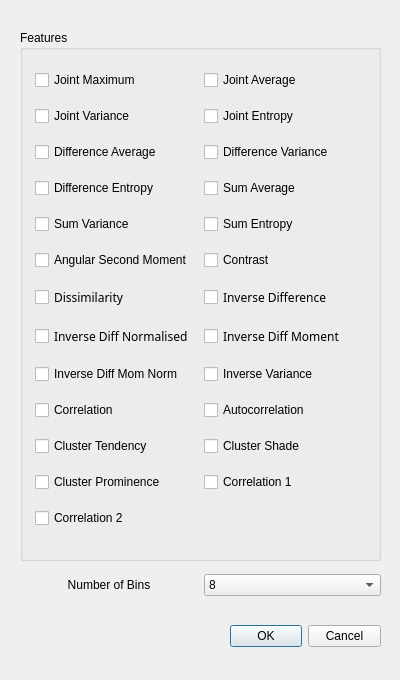
First picture: the form in platform/popup_GLCM.ui, repository Jiwon-Hwang/Radiomics-Feature-Extraction, before the edit.
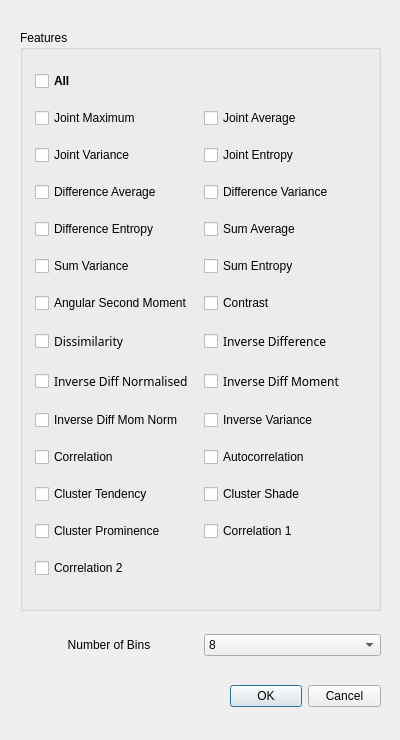
Second picture: the form after the edit.

Commit message: add "select All" checkBox and set signal-slots

Patch:
```diff
--- a/platform/popup_GLCM.ui
+++ b/platform/popup_GLCM.ui
@@ -7,7 +7,7 @@
     <x>0</x>
     <y>0</y>
     <width>400</width>
-    <height>680</height>
+    <height>740</height>
    </rect>
   </property>
   <property name="windowTitle">
@@ -17,7 +17,7 @@
    <property name="geometry">
     <rect>
      <x>230</x>
-     <y>620</y>
+     <y>680</y>
      <width>151</width>
      <height>32</height>
     </rect>
@@ -38,7 +38,7 @@
      <x>20</x>
      <y>30</y>
      <width>361</width>
-     <height>531</height>
+     <height>581</height>
     </rect>
    </property>
    <property name="title">
@@ -60,8 +60,8 @@
     <property name="bottomMargin">
      <number>10</number>
     </property>
-    <item row="13" column="1">
-     <widget class="QCheckBox" name="checkBox_FirstMCorrelation">
+    <item row="12" column="0">
+     <widget class="QCheckBox" name="checkBox_Correlation">
       <property name="enabled">
        <bool>true</bool>
       </property>
@@ -69,7 +69,7 @@
        <bool>false</bool>
       </property>
       <property name="text">
-       <string>Correlation 1</string>
+       <string>Correlation</string>
       </property>
       <property name="checked">
        <bool>false</bool>
@@ -79,8 +79,8 @@
       </property>
      </widget>
     </item>
-    <item row="13" column="0">
-     <widget class="QCheckBox" name="checkBox_ClusterProminence">
+    <item row="11" column="0">
+     <widget class="QCheckBox" name="checkBox_InverseDiffMomNorm">
       <property name="enabled">
        <bool>true</bool>
       </property>
@@ -88,7 +88,32 @@
        <bool>false</bool>
       </property>
       <property name="text">
-       <string>Cluster Prominence</string>
+       <string>Inverse Diff Mom Norm</string>
+      </property>
+      <property name="checked">
+       <bool>false</bool>
+      </property>
+      <property name="tristate">
+       <bool>false</bool>
+      </property>
+     </widget>
+    </item>
+    <item row="10" column="0">
+     <widget class="QCheckBox" name="checkBox_InverseDiffNorm">
+      <property name="enabled">
+       <bool>true</bool>
+      </property>
+      <property name="font">
+       <font>
+        <family>굴림</family>
+        <pointsize>9</pointsize>
+       </font>
+      </property>
+      <property name="autoFillBackground">
+       <bool>false</bool>
+      </property>
+      <property name="text">
+       <string>Inverse Diff Normalised</string>
       </property>
       <property name="checked">
        <bool>false</bool>
@@ -99,7 +124,7 @@
      </widget>
     </item>
     <item row="11" column="1">
-     <widget class="QCheckBox" name="checkBox_Autocorrelation">
+     <widget class="QCheckBox" name="checkBox_InverseVariance">
       <property name="enabled">
        <bool>true</bool>
       </property>
@@ -107,7 +132,7 @@
        <bool>false</bool>
       </property>
       <property name="text">
-       <string>Autocorrelation</string>
+       <string>Inverse Variance</string>
       </property>
       <property name="checked">
        <bool>false</bool>
@@ -117,7 +142,7 @@
       </property>
      </widget>
     </item>
-    <item row="8" column="1">
+    <item row="9" column="1">
      <widget class="QCheckBox" name="checkBox_InverseDiff">
       <property name="enabled">
        <bool>true</bool>
@@ -145,7 +170,7 @@
       </property>
      </widget>
     </item>
-    <item row="5" column="1">
+    <item row="6" column="1">
      <widget class="QCheckBox" name="checkBox_SumAverage">
       <property name="enabled">
        <bool>true</bool>
@@ -158,29 +183,32 @@
       </property>
      </widget>
     </item>
-    <item row="4" column="1">
-     <widget class="QCheckBox" name="checkBox_DifferenceVariance">
+    <item row="14" column="1">
+     <widget class="QCheckBox" name="checkBox_FirstMCorrelation">
       <property name="enabled">
        <bool>true</bool>
       </property>
+      <property name="autoFillBackground">
+       <bool>false</bool>
+      </property>
       <property name="text">
-       <string>Difference Variance</string>
+       <string>Correlation 1</string>
       </property>
       <property name="checked">
        <bool>false</bool>
       </property>
      </widget>
     </item>
-    <item row="6" column="1">
-     <widget class="QCheckBox" name="checkBox_SumEntropy">
+    <item row="14" column="0">
+     <widget class="QCheckBox" name="checkBox_ClusterProminence">
       <property name="enabled">
        <bool>true</bool>
       </property>
+      <property name="autoFillBackground">
+       <bool>false</bool>
+      </property>
       <property name="text">
-       <string>Sum Entropy</string>
-      </property>
-      <property name="checkable">
-       <bool>true</bool>
+       <string>Cluster Prominence</string>
       </property>
       <property name="checked">
        <bool>false</bool>
@@ -191,25 +219,6 @@
      </widget>
     </item>
     <item row="7" column="0">
-     <widget class="QCheckBox" name="checkBox_AngSecMoment">
-      <property name="enabled">
-       <bool>true</bool>
-      </property>
-      <property name="autoFillBackground">
-       <bool>false</bool>
-      </property>
-      <property name="text">
-       <string>Angular Second Moment</string>
-      </property>
-      <property name="checked">
-       <bool>false</bool>
-      </property>
-      <property name="tristate">
-       <bool>false</bool>
-      </property>
-     </widget>
-    </item>
-    <item row="6" column="0">
      <widget class="QCheckBox" name="checkBox_SumVariance">
       <property name="enabled">
        <bool>true</bool>
@@ -228,17 +237,55 @@
       </property>
      </widget>
     </item>
+    <item row="12" column="1">
+     <widget class="QCheckBox" name="checkBox_Autocorrelation">
+      <property name="enabled">
+       <bool>true</bool>
+      </property>
+      <property name="autoFillBackground">
+       <bool>false</bool>
+      </property>
+      <property name="text">
+       <string>Autocorrelation</string>
+      </property>
+      <property name="checked">
+       <bool>false</bool>
+      </property>
+      <property name="tristate">
+       <bool>false</bool>
+      </property>
+     </widget>
+    </item>
+    <item row="8" column="0">
+     <widget class="QCheckBox" name="checkBox_AngSecMoment">
+      <property name="enabled">
+       <bool>true</bool>
+      </property>
+      <property name="autoFillBackground">
+       <bool>false</bool>
+      </property>
+      <property name="text">
+       <string>Angular Second Moment</string>
+      </property>
+      <property name="checked">
+       <bool>false</bool>
+      </property>
+      <property name="tristate">
+       <bool>false</bool>
+      </property>
+     </widget>
+    </item>
     <item row="7" column="1">
-     <widget class="QCheckBox" name="checkBox_Contrast">
+     <widget class="QCheckBox" name="checkBox_SumEntropy">
       <property name="enabled">
        <bool>true</bool>
       </property>
-      <property name="autoFillBackground">
-       <bool>false</bool>
-      </property>
       <property name="text">
-       <string>Contrast</string>
+       <string>Sum Entropy</string>
       </property>
+      <property name="checkable">
+       <bool>true</bool>
+      </property>
       <property name="checked">
        <bool>false</bool>
       </property>
@@ -247,22 +294,13 @@
       </property>
      </widget>
     </item>
-    <item row="9" column="1">
-     <widget class="QCheckBox" name="checkBox_InverseDiffMom">
+    <item row="2" column="1">
+     <widget class="QCheckBox" name="checkBox_JointEntropy">
       <property name="enabled">
        <bool>true</bool>
       </property>
-      <property name="font">
-       <font>
-        <family>굴림</family>
-        <pointsize>9</pointsize>
-       </font>
-      </property>
-      <property name="autoFillBackground">
-       <bool>false</bool>
-      </property>
       <property name="text">
-       <string>Inverse Diff Moment</string>
+       <string>Joint Entropy</string>
       </property>
       <property name="checked">
        <bool>false</bool>
@@ -272,7 +310,7 @@
       </property>
      </widget>
     </item>
-    <item row="0" column="0">
+    <item row="1" column="0">
      <widget class="QCheckBox" name="checkBox_JointMaximum">
       <property name="autoFillBackground">
        <bool>false</bool>
@@ -289,19 +327,6 @@
      </widget>
     </item>
     <item row="1" column="1">
-     <widget class="QCheckBox" name="checkBox_JointEntropy">
-      <property name="enabled">
-       <bool>true</bool>
-      </property>
-      <property name="text">
-       <string>Joint Entropy</string>
-      </property>
-      <property name="checked">
-       <bool>false</bool>
-      </property>
-     </widget>
-    </item>
-    <item row="0" column="1">
      <widget class="QCheckBox" name="checkBox_JointAverage">
       <property name="enabled">
        <bool>true</bool>
@@ -320,7 +345,7 @@
       </property>
      </widget>
     </item>
-    <item row="5" column="0">
+    <item row="6" column="0">
      <widget class="QCheckBox" name="checkBox_DifferenceEntropy">
       <property name="enabled">
        <bool>true</bool>
@@ -333,7 +358,20 @@
       </property>
      </widget>
     </item>
-    <item row="1" column="0">
+    <item row="5" column="1">
+     <widget class="QCheckBox" name="checkBox_DifferenceVariance">
+      <property name="enabled">
+       <bool>true</bool>
+      </property>
+      <property name="text">
+       <string>Difference Variance</string>
+      </property>
+      <property name="checked">
+       <bool>false</bool>
+      </property>
+     </widget>
+    </item>
+    <item row="2" column="0">
      <widget class="QCheckBox" name="checkBox_JointVariance">
       <property name="enabled">
        <bool>true</bool>
@@ -343,122 +381,8 @@
       </property>
      </widget>
     </item>
-    <item row="4" column="0">
-     <widget class="QCheckBox" name="checkBox_DifferenceAverage">
-      <property name="enabled">
-       <bool>true</bool>
-      </property>
-      <property name="text">
-       <string>Difference Average</string>
-      </property>
-      <property name="checked">
-       <bool>false</bool>
-      </property>
-     </widget>
-    </item>
-    <item row="9" column="0">
-     <widget class="QCheckBox" name="checkBox_InverseDiffNorm">
-      <property name="enabled">
-       <bool>true</bool>
-      </property>
-      <property name="font">
-       <font>
-        <family>굴림</family>
-        <pointsize>9</pointsize>
-       </font>
-      </property>
-      <property name="autoFillBackground">
-       <bool>false</bool>
-      </property>
-      <property name="text">
-       <string>Inverse Diff Normalised</string>
-      </property>
-      <property name="checked">
-       <bool>false</bool>
-      </property>
-      <property name="tristate">
-       <bool>false</bool>
-      </property>
-     </widget>
-    </item>
-    <item row="10" column="0">
-     <widget class="QCheckBox" name="checkBox_InverseDiffMomNorm">
-      <property name="enabled">
-       <bool>true</bool>
-      </property>
-      <property name="autoFillBackground">
-       <bool>false</bool>
-      </property>
-      <property name="text">
-       <string>Inverse Diff Mom Norm</string>
-      </property>
-      <property name="checked">
-       <bool>false</bool>
-      </property>
-      <property name="tristate">
-       <bool>false</bool>
-      </property>
-     </widget>
-    </item>
     <item row="10" column="1">
-     <widget class="QCheckBox" name="checkBox_InverseVariance">
-      <property name="enabled">
-       <bool>true</bool>
-      </property>
-      <property name="autoFillBackground">
-       <bool>false</bool>
-      </property>
-      <property name="text">
-       <string>Inverse Variance</string>
-      </property>
-      <property name="checked">
-       <bool>false</bool>
-      </property>
-      <property name="tristate">
-       <bool>false</bool>
-      </property>
-     </widget>
-    </item>
-    <item row="11" column="0">
-     <widget class="QCheckBox" name="checkBox_Correlation">
-      <property name="enabled">
-       <bool>true</bool>
-      </property>
-      <property name="autoFillBackground">
-       <bool>false</bool>
-      </property>
-      <property name="text">
-       <string>Correlation</string>
-      </property>
-      <property name="checked">
-       <bool>false</bool>
-      </property>
-      <property name="tristate">
-       <bool>false</bool>
-      </property>
-     </widget>
-    </item>
-    <item row="12" column="0">
-     <widget class="QCheckBox" name="checkBox_ClusterTendency">
-      <property name="enabled">
-       <bool>true</bool>
-      </property>
-      <property name="autoFillBackground">
-       <bool>false</bool>
-      </property>
-      <property name="text">
-       <string>Cluster Tendency</string>
-      </property>
-      <property name="checked">
-       <bool>false</bool>
-      </property>
-      <property name="tristate">
-       <bool>false</bool>
-      </property>
-     </widget>
-    </item>
-    <item row="8" column="0">
-     <widget class="QCheckBox" name="checkBox_Dissimilarity">
+     <widget class="QCheckBox" name="checkBox_InverseDiffMom">
       <property name="enabled">
        <bool>true</bool>
       </property>
@@ -472,7 +396,7 @@
        <bool>false</bool>
       </property>
       <property name="text">
-       <string>Dissimilarity</string>
+       <string>Inverse Diff Moment</string>
       </property>
       <property name="checked">
        <bool>false</bool>
@@ -482,7 +406,26 @@
       </property>
      </widget>
     </item>
-    <item row="12" column="1">
+    <item row="8" column="1">
+     <widget class="QCheckBox" name="checkBox_Contrast">
+      <property name="enabled">
+       <bool>true</bool>
+      </property>
+      <property name="autoFillBackground">
+       <bool>false</bool>
+      </property>
+      <property name="text">
+       <string>Contrast</string>
+      </property>
+      <property name="checked">
+       <bool>false</bool>
+      </property>
+      <property name="tristate">
+       <bool>false</bool>
+      </property>
+     </widget>
+    </item>
+    <item row="13" column="1">
      <widget class="QCheckBox" name="checkBox_ClusterShade">
       <property name="enabled">
        <bool>true</bool>
@@ -501,7 +444,26 @@
       </property>
      </widget>
     </item>
-    <item row="14" column="0">
+    <item row="13" column="0">
+     <widget class="QCheckBox" name="checkBox_ClusterTendency">
+      <property name="enabled">
+       <bool>true</bool>
+      </property>
+      <property name="autoFillBackground">
+       <bool>false</bool>
+      </property>
+      <property name="text">
+       <string>Cluster Tendency</string>
+      </property>
+      <property name="checked">
+       <bool>false</bool>
+      </property>
+      <property name="tristate">
+       <bool>false</bool>
+      </property>
+     </widget>
+    </item>
+    <item row="15" column="0">
      <widget class="QCheckBox" name="checkBox_SecondMCorrelation">
       <property name="enabled">
        <bool>true</bool>
@@ -520,13 +482,78 @@
       </property>
      </widget>
     </item>
+    <item row="5" column="0">
+     <widget class="QCheckBox" name="checkBox_DifferenceAverage">
+      <property name="enabled">
+       <bool>true</bool>
+      </property>
+      <property name="text">
+       <string>Difference Average</string>
+      </property>
+      <property name="checked">
+       <bool>false</bool>
+      </property>
+     </widget>
+    </item>
+    <item row="9" column="0">
+     <widget class="QCheckBox" name="checkBox_Dissimilarity">
+      <property name="enabled">
+       <bool>true</bool>
+      </property>
+      <property name="font">
+       <font>
+        <family>굴림</family>
+        <pointsize>9</pointsize>
+       </font>
+      </property>
+      <property name="autoFillBackground">
+       <bool>false</bool>
+      </property>
+      <property name="text">
+       <string>Dissimilarity</string>
+      </property>
+      <property name="checked">
+       <bool>false</bool>
+      </property>
+      <property name="tristate">
+       <bool>false</bool>
+      </property>
+     </widget>
+    </item>
+    <item row="0" column="0">
+     <widget class="QCheckBox" name="checkBox_All">
+      <property name="enabled">
+       <bool>true</bool>
+      </property>
+      <property name="font">
+       <font>
+        <weight>75</weight>
+        <bold>true</bold>
+        <underline>false</underline>
+        <kerning>true</kerning>
+       </font>
+      </property>
+      <property name="autoFillBackground">
+       <bool>false</bool>
+      </property>
+      <property name="text">
+       <string>All</string>
+      </property>
+      <property name="checked">
+       <bool>false</bool>
+      </property>
+      <property name="tristate">
+       <bool>false</bool>
+      </property>
+     </widget>
+    </item>
    </layout>
   </widget>
   <widget class="QWidget" name="gridLayoutWidget">
    <property name="geometry">
     <rect>
      <x>20</x>
-     <y>560</y>
+     <y>620</y>
      <width>361</width>
      <height>51</height>
     </rect>
@@ -560,7 +587,7 @@
        </sizepolicy>
       </property>
       <property name="currentText">
-       <string>32</string>
+       <string>8</string>
       </property>
       <property name="maxVisibleItems">
        <number>5</number>
```
Left out of the diff: 6 changed lines with no effect on the pictures. The commit also changes 12 other files.
